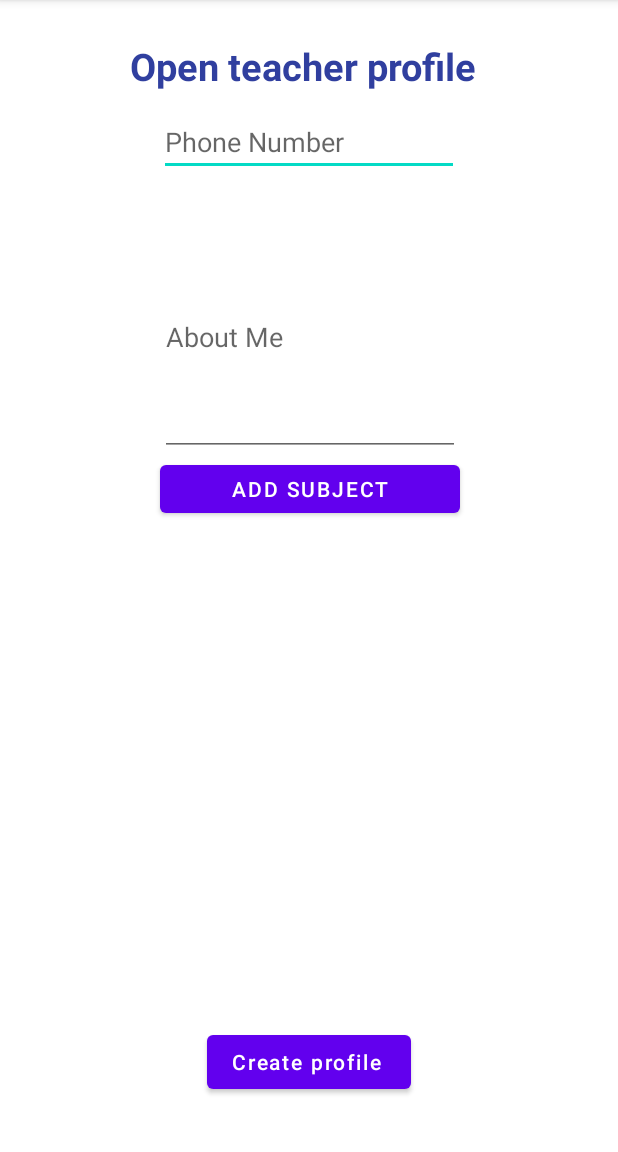
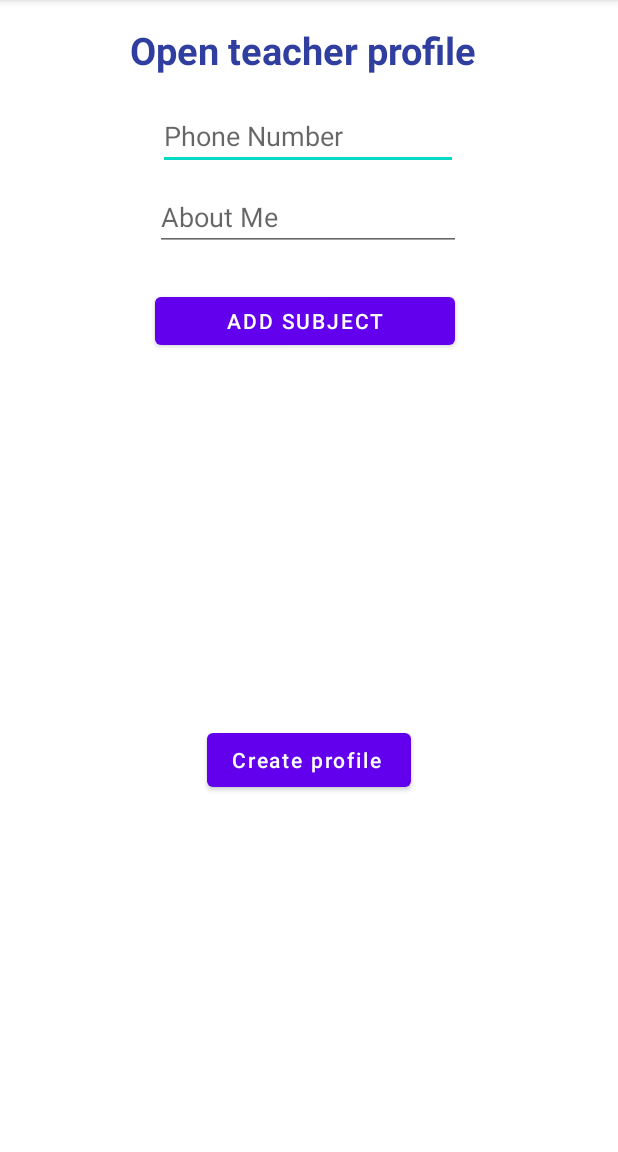
Before and after one commit to AlmogJakov/TutorTime, an Android app: the Teacher_card screen opened directly, with no data from a screen before it, on a phone screen of 412 x 824 dp, the part 84-1236 px from its top. Run offline under Robolectric (Android 15) with nearby library versions, the phone set to English and light mode, and no system bars; our stand-ins replace Firebase (no records; nobody signed in at launch, a user with empty details on screens opened directly).

Commit message:
fixed xml of tutor card editing.

```diff
--- a/app/src/main/java/com/project/tutortime/Login.java
+++ b/app/src/main/java/com/project/tutortime/Login.java
@@ -178,7 +178,6 @@ public class Login extends AppCompatActivity {
                         startActivity(new Intent(getApplicationContext(), MainActivity.class)); }
                     finish();
                 } else {
-
                     Toast.makeText(Login.this, "Could not retrieve value from database.", Toast.LENGTH_SHORT).show();
                 }
             }
--- a/app/src/main/java/com/project/tutortime/Teacher_card.java
+++ b/app/src/main/java/com/project/tutortime/Teacher_card.java
@@ -24,6 +24,8 @@ import com.google.android.gms.tasks.OnCompleteListener;
 import com.google.android.gms.tasks.Task;
 import com.google.firebase.auth.AuthResult;
 import com.google.firebase.auth.FirebaseAuth;
+import com.google.firebase.database.DatabaseReference;
+import com.google.firebase.database.FirebaseDatabase;
 import com.project.tutortime.firebase.FireBaseTeacher;
 import com.project.tutortime.firebase.FireBaseUser;
 import com.project.tutortime.firebase.subjectObj;
@@ -43,13 +45,16 @@ public class Teacher_card extends AppCompatActivity {
     ListView subjectList;
     ArrayList<subjectObj> list = new ArrayList<>();
     ArrayList<String> listSub = new ArrayList<>();
-
+    FirebaseAuth fAuth;
+    private DatabaseReference mDatabase;
 
 
     @Override
     protected void onCreate(Bundle savedInstanceState) {
         super.onCreate(savedInstanceState);
         setContentView(R.layout.activity_teacher_card);
+        fAuth = FirebaseAuth.getInstance();
+        mDatabase = FirebaseDatabase.getInstance().getReference();
         PhoneNumber = findViewById(R.id.editPhoneNumber);
         description = findViewById(R.id.editDescription);
         addSub = findViewById(R.id.editSubject);
@@ -92,6 +97,8 @@ public class Teacher_card extends AppCompatActivity {
                 Toast.makeText(Teacher_card.this, descrip,
                         Toast.LENGTH_SHORT).show();
                 t.addTeacherToDB(pNum, descrip, list);
+                String userID = fAuth.getCurrentUser().getUid();
+                mDatabase.child("users").child(userID).child("isTeacher").setValue(1);
                 startActivity(new Intent(getApplicationContext(), MainActivity.class));
             }
         });
--- a/app/src/main/java/com/project/tutortime/ui/search/Search.java
+++ b/app/src/main/java/com/project/tutortime/ui/search/Search.java
@@ -3,6 +3,8 @@ package com.project.tutortime.ui.search;
 import androidx.lifecycle.Observer;
 import androidx.lifecycle.ViewModelProvider;
 
+import android.content.Context;
+import android.content.Intent;
 import android.os.Bundle;
 
 import androidx.annotation.NonNull;
@@ -13,19 +15,48 @@ import android.view.LayoutInflater;
 import android.view.View;
 import android.view.ViewGroup;
 import android.widget.TextView;
+import android.widget.Toast;
 
+import com.google.firebase.auth.FirebaseAuth;
+import com.google.firebase.database.DataSnapshot;
+import com.google.firebase.database.DatabaseError;
+import com.google.firebase.database.DatabaseReference;
+import com.google.firebase.database.FirebaseDatabase;
+import com.google.firebase.database.ValueEventListener;
+import com.project.tutortime.ChooseOne;
+import com.project.tutortime.Login;
+import com.project.tutortime.MainActivity;
 import com.project.tutortime.R;
 import com.project.tutortime.databinding.SearchFragmentBinding;
 import com.project.tutortime.databinding.TeacherCardFragmentBinding;
 import com.project.tutortime.ui.teachercard.TeacherCardViewModel;
 
 public class Search extends Fragment {
-
     private SearchViewModel SearchViewModel;
     private SearchFragmentBinding binding;
+    FirebaseAuth fAuth;
+    private DatabaseReference mDatabase;
 
     public View onCreateView(@NonNull LayoutInflater inflater,
                              ViewGroup container, Bundle savedInstanceState) {
+        fAuth = FirebaseAuth.getInstance();
+        mDatabase = FirebaseDatabase.getInstance().getReference();
+        String userID = fAuth.getCurrentUser().getUid();
+        mDatabase.child("users").child(userID).child("isTeacher").addValueEventListener(new ValueEventListener() {
+            @Override
+            public void onDataChange(DataSnapshot dataSnapshot) {
+                if(dataSnapshot.exists() && dataSnapshot.getValue()!= null) {
+                    if (dataSnapshot.getValue(Integer.class) == 0) {
+                        Toast.makeText(getActivity(), "Your a Student.", Toast.LENGTH_SHORT).show();
+                    } else {
+                        Toast.makeText(getActivity(), "Your a Teacher.", Toast.LENGTH_SHORT).show();
+                    }
+                }
+            }
+            @Override
+            public void onCancelled(DatabaseError databaseError) { }
+        });
+
         SearchViewModel =
                 new ViewModelProvider(this).get(SearchViewModel.class);
 
--- a/app/src/main/res/layout/activity_teacher_card.xml
+++ b/app/src/main/res/layout/activity_teacher_card.xml
@@ -83,12 +83,13 @@
         android:id="@+id/buttonProfile"
         android:layout_width="wrap_content"
         android:layout_height="wrap_content"
-        android:layout_marginBottom="36dp"
         android:text="Create profile "
         android:textAllCaps="false"
         app:layout_constraintBottom_toBottomOf="parent"
         app:layout_constraintEnd_toEndOf="parent"
-        app:layout_constraintStart_toStartOf="parent" />
+        app:layout_constraintStart_toStartOf="parent"
+        app:layout_constraintTop_toBottomOf="@+id/subList"
+        app:layout_constraintVertical_bias="0.181" />
 
     <TextView
         android:id="@+id/txtTeacherProfile"
@@ -99,7 +100,6 @@
         android:textColor="#303F9F"
         android:textSize="25dp"
         android:textStyle="bold"
-        app:layout_constraintBottom_toTopOf="@+id/editPhoneNumber"
         app:layout_constraintEnd_toEndOf="parent"
         app:layout_constraintHorizontal_bias="0.497"
         app:layout_constraintStart_toStartOf="parent"
@@ -109,46 +109,45 @@
         android:id="@+id/editPhoneNumber"
         android:layout_width="200dp"
         android:layout_height="wrap_content"
-        android:layout_marginTop="72dp"
+        android:layout_marginTop="68dp"
         android:ems="10"
         android:hint="Phone Number"
         android:inputType="phone"
         app:layout_constraintEnd_toEndOf="parent"
+        app:layout_constraintHorizontal_bias="0.497"
         app:layout_constraintStart_toStartOf="parent"
         app:layout_constraintTop_toTopOf="parent" />
 
     <EditText
         android:id="@+id/editDescription"
-        android:layout_width="200dp"
-        android:layout_height="102dp"
+        android:layout_width="204dp"
+        android:layout_height="42dp"
+        android:layout_marginTop="12dp"
         android:ems="10"
         android:gravity="start|top"
         android:hint="About Me"
         android:inputType="textMultiLine"
-        app:layout_constraintBottom_toTopOf="@+id/editSubject"
         app:layout_constraintEnd_toEndOf="parent"
-        app:layout_constraintHorizontal_bias="0.502"
+        app:layout_constraintHorizontal_bias="0.497"
         app:layout_constraintStart_toStartOf="parent"
-        app:layout_constraintTop_toBottomOf="@+id/editPhoneNumber"
-        app:layout_constraintVertical_bias="1.0" />
+        app:layout_constraintTop_toBottomOf="@+id/editPhoneNumber" />
 
     <Button
         android:id="@+id/editSubject"
         android:layout_width="200dp"
         android:layout_height="44dp"
-        android:layout_marginBottom="420dp"
+        android:layout_marginTop="192dp"
         android:text="Add Subject"
-        app:layout_constraintBottom_toBottomOf="parent"
         app:layout_constraintEnd_toEndOf="parent"
-        app:layout_constraintHorizontal_bias="0.502"
-        app:layout_constraintStart_toStartOf="parent" />
+        app:layout_constraintHorizontal_bias="0.488"
+        app:layout_constraintStart_toStartOf="parent"
+        app:layout_constraintTop_toTopOf="parent" />
 
     <ListView
         android:id="@+id/subList"
-        android:layout_width="329dp"
-        android:layout_height="317dp"
-        android:layout_marginTop="12dp"
-        app:layout_constraintBottom_toTopOf="@+id/buttonProfile"
+        android:layout_width="321dp"
+        android:layout_height="178dp"
+        android:layout_marginTop="16dp"
         app:layout_constraintEnd_toEndOf="parent"
         app:layout_constraintStart_toStartOf="parent"
         app:layout_constraintTop_toBottomOf="@+id/editSubject" />
```
Also changed, not shown: app/src/main/java/com/project/tutortime/ui/search/SearchViewModel.java (+14 -0 lines).
